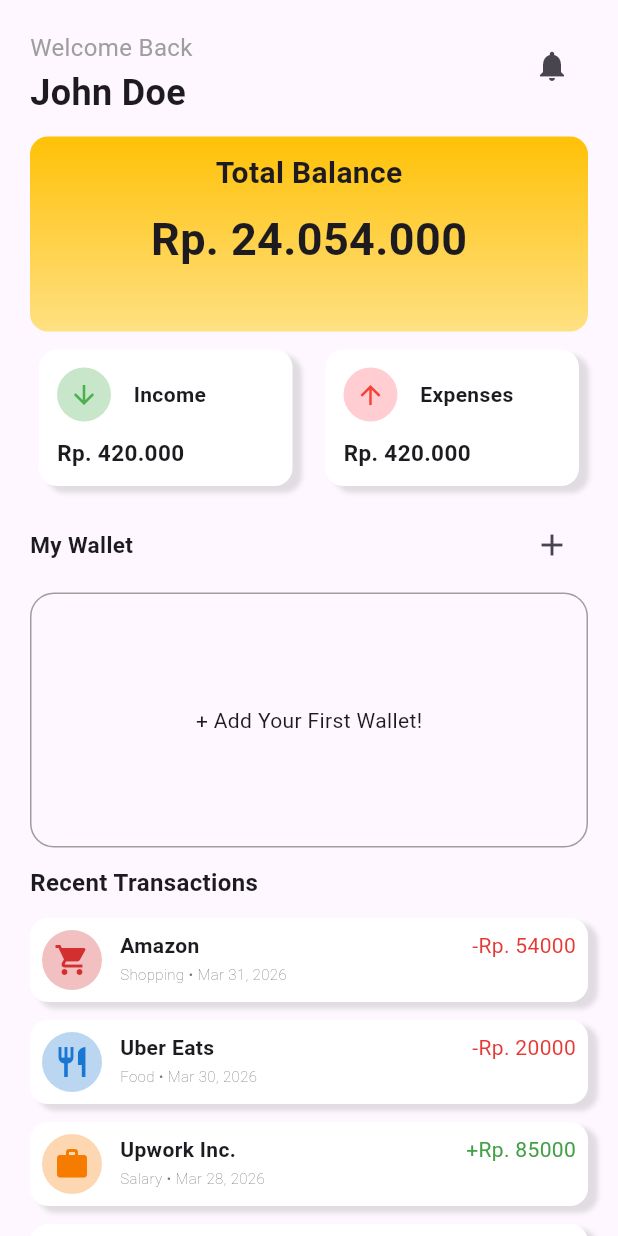
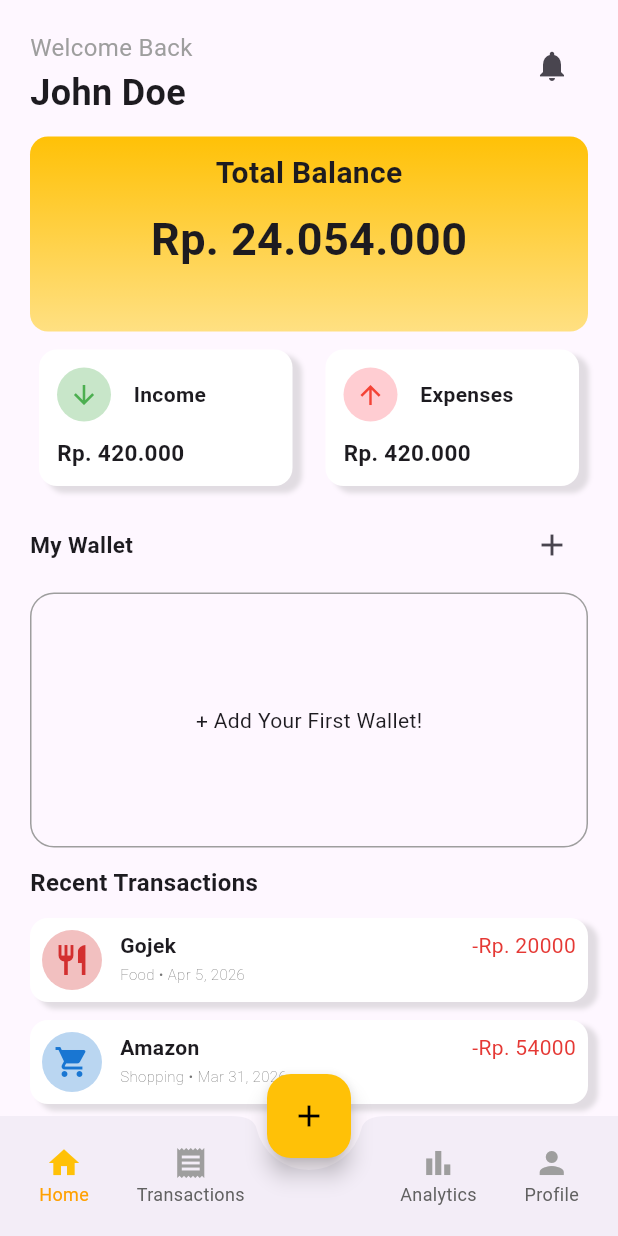
Before and after one commit to Pteraaaa/SoftEng_Kel10, a Flutter app: the screen it shows after launch, on a phone screen of 412 x 824 dp. Run offline on Flutter 3.47's test engine with Material 3 defaults, Android fonts, the phone set to English and light mode, and no system bars.

Commit message:
NavBar 2

```diff
--- a/myapp/lib/Screens/HomeScreen.dart
+++ b/myapp/lib/Screens/HomeScreen.dart
@@ -3,6 +3,7 @@ import 'package:myapp/Models/TransactionModel.dart';
 import 'package:myapp/Models/WalletModel.dart';
 import 'package:myapp/Screens/AddWalletScreen.dart';
 import 'package:myapp/Widgets/InfoCard.dart';
+import 'package:myapp/Widgets/NavBar.dart';
 import 'package:myapp/Widgets/TransactionTile.dart';
 import 'package:myapp/Widgets/WalletSection.dart';
 import '../Widgets/TotalBalance.dart';
@@ -42,7 +43,7 @@ class _HomeScreenState extends State<HomeScreen> {
     TransactionModel(
       title: "Gojek",
       category: "Food",
-      date: DateTime.now().subtract(const Duration(days: 5)),
+      date: DateTime.now().add(const Duration(days: 5)),
       amount: 20000,
       isExpense: true,
     ),
@@ -136,12 +137,25 @@ class _HomeScreenState extends State<HomeScreen> {
                 ),
 
                 const SizedBox(height: 12),
-                TransactionSection(transactions: transactions),
-                const SizedBox(height: 12),
+                TransactionSection(transactions: sortedTransactions),
               ],
             ),
           ),
         ),
+      ),
+
+      floatingActionButton: FloatingActionButton(
+        onPressed: () {},
+        backgroundColor: Colors.amber,
+        child: const Icon(Icons.add, color: Colors.black),
+      ),
+      floatingActionButtonLocation: FloatingActionButtonLocation.centerDocked,
+
+      bottomNavigationBar: NavBar(
+        selectedIndex: 0,
+        onTap: (index) {
+          // handle navigation here later
+        },
       ),
     );
   }
@@ -151,4 +165,12 @@ class _HomeScreenState extends State<HomeScreen> {
       wallets.add(wallet);
     });
   }
+
+  List<TransactionModel> get sortedTransactions {
+    List<TransactionModel> sorted = List.from(transactions);
+
+    sorted.sort((a, b) => b.date.compareTo(a.date)); // newest first
+
+    return sorted;
+  }
 }
--- a/myapp/lib/Widgets/NavBar.dart
+++ b/myapp/lib/Widgets/NavBar.dart
@@ -0,0 +1,54 @@
+import 'package:flutter/material.dart';
+
+class NavBar extends StatelessWidget {
+  final int selectedIndex;
+  final Function(int) onTap;
+
+  const NavBar({Key? key, required this.selectedIndex, required this.onTap})
+    : super(key: key);
+
+  Widget _item(IconData icon, String label, int index) {
+    final isSelected = selectedIndex == index;
+
+    return InkWell(
+      onTap: () => onTap(index),
+      child: Column(
+        mainAxisSize: MainAxisSize.min,
+        children: [
+          Icon(icon, color: isSelected ? Colors.amber : Colors.grey),
+          Text(
+            label,
+            style: TextStyle(
+              fontSize: 12,
+              color: isSelected ? Colors.amber.shade700 : Colors.grey.shade700,
+            ),
+          ),
+        ],
+      ),
+    );
+  }
+
+  @override
+  Widget build(BuildContext context) {
+    return BottomAppBar(
+      shape: const CircularNotchedRectangle(),
+      notchMargin: 8,
+      child: Container(
+        height: 70,
+        padding: const EdgeInsets.symmetric(horizontal: 10),
+        child: Row(
+          mainAxisAlignment: MainAxisAlignment.spaceBetween,
+          children: [
+            _item(Icons.home, "Home", 0),
+            _item(Icons.receipt, "Transactions", 1),
+
+            const SizedBox(width: 40),
+
+            _item(Icons.bar_chart, "Analytics", 2),
+            _item(Icons.person, "Profile", 3),
+          ],
+        ),
+      ),
+    );
+  }
+}
```
